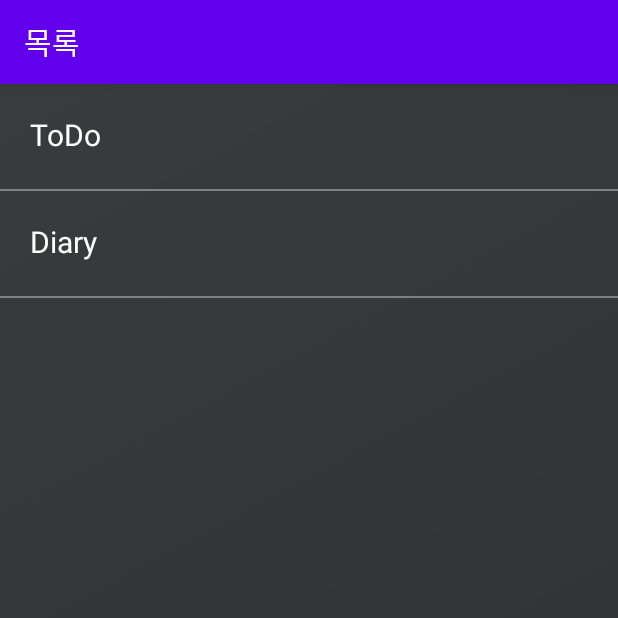
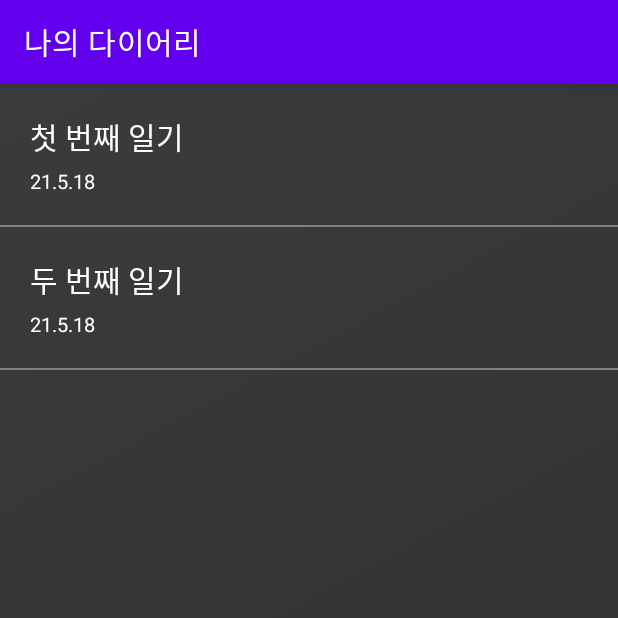
Before and after one commit to mnngy/Android_diary, an Android app: the CategoryActivity screen opened directly, with no data from a screen before it, after a tap on "Diary", on a phone screen of 412 x 824 dp, the top half of it. Run offline under Robolectric (Android 15) with nearby library versions, the phone set to English and light mode, and no system bars.

Commit message:
나의 다이어리 화면 추가
플로팅액션버튼 추가해야 함

```diff
--- a/app/src/main/AndroidManifest.xml
+++ b/app/src/main/AndroidManifest.xml
@@ -12,6 +12,7 @@
         <activity android:name=".LoginActivity"></activity>
         <activity android:name=".RegisterActivity"></activity>
         <activity android:name=".CategoryActivity"></activity>
+        <activity android:name=".MyDiaryActivity"></activity>
         <activity android:name=".MainActivity">
             <intent-filter>
                 <action android:name="android.intent.action.MAIN" />
--- a/app/src/main/java/com/example/android_diary/CategoryActivity.java
+++ b/app/src/main/java/com/example/android_diary/CategoryActivity.java
@@ -1,5 +1,6 @@
 package com.example.android_diary;
 
+import android.content.Intent;
 import android.os.Bundle;
 import android.view.View;
 import android.widget.Adapter;
@@ -40,7 +41,8 @@ public class CategoryActivity extends AppCompatActivity {
                 if (data.equals("ToDo")) {
                     System.out.println("todo");
                 } else {
-                    System.out.println("diary");
+                    Intent intent = new Intent(getApplicationContext(), MyDiaryActivity.class);
+                    startActivity(intent);
                 }
             }
         });
--- /dev/null
+++ b/app/src/main/java/com/example/android_diary/MyDiaryActivity.java
@@ -0,0 +1,47 @@
+package com.example.android_diary;
+
+import android.os.Bundle;
+import android.widget.ListView;
+import android.widget.SimpleAdapter;
+
+import androidx.annotation.Nullable;
+import androidx.appcompat.app.AppCompatActivity;
+
+import java.util.ArrayList;
+import java.util.HashMap;
+
+public class MyDiaryActivity extends AppCompatActivity {
+
+    @Override
+    protected void onCreate(@Nullable @org.jetbrains.annotations.Nullable Bundle savedInstanceState) {
+        super.onCreate(savedInstanceState);
+        setContentView(R.layout.activity_my_diary);
+
+        getSupportActionBar().setTitle("나의 다이어리");
+
+        ListView listView = findViewById(R.id.listView);
+
+        // ListView에 넣을 값 할당
+        ArrayList<HashMap<String, String>> diaryList = new ArrayList<>();
+        HashMap<String, String> item;
+
+        item = new HashMap<>();
+        item.put("key1", "첫 번째 일기");
+        item.put("key2", "21.5.18");
+        diaryList.add(item);
+
+        item = new HashMap<>();
+        item.put("key1", "두 번째 일기");
+        item.put("key2", "21.5.18");
+        diaryList.add(item);
+
+        SimpleAdapter adapter = new SimpleAdapter(
+                getApplicationContext(), // context
+                diaryList, // 연동하는 data
+                R.layout.my_diary_list_type, // layout
+                new String[] {"key1", "key2"}, // 데이터 추출하기 위한 key
+                new int[] {R.id.text1, R.id.text2} // 레이아웃 파일 내 뷰 id
+        );
+        listView.setAdapter(adapter);
+    }
+}
--- /dev/null
+++ b/app/src/main/res/layout/activity_my_diary.xml
@@ -0,0 +1,18 @@
+<?xml version="1.0" encoding="utf-8"?>
+<LinearLayout xmlns:android="http://schemas.android.com/apk/res/android"
+    xmlns:app="http://schemas.android.com/apk/res-auto"
+    xmlns:tools="http://schemas.android.com/tools"
+    android:layout_width="match_parent"
+    android:layout_height="match_parent"
+    android:orientation="vertical"
+    android:background="@drawable/bg_splash">
+
+    <ListView
+        android:id="@+id/listView"
+        android:layout_width="match_parent"
+        android:layout_height="match_parent"
+        android:divider="@color/bright_gray"
+        android:dividerHeight="1dp">
+    </ListView>
+
+</LinearLayout>
--- /dev/null
+++ b/app/src/main/res/layout/my_diary_list_type.xml
@@ -0,0 +1,23 @@
+<?xml version="1.0" encoding="utf-8"?>
+<TwoLineListItem xmlns:android="http://schemas.android.com/apk/res/android"
+    android:layout_height="match_parent"
+    android:layout_width="wrap_content"
+    android:padding="20dp">
+    <TextView
+        android:id="@+id/text1"
+        android:layout_width="match_parent"
+        android:layout_height="wrap_content"
+        android:textColor="#fff"
+        android:textSize="20dp" >
+    </TextView>
+    <TextView
+        xmlns:android="http://schemas.android.com/apk/res/android"
+        android:id="@+id/text2"
+        android:layout_width="match_parent"
+        android:layout_height="wrap_content"
+        android:layout_below="@+id/text1"
+        android:textColor="#fff"
+        android:textSize="13dp"
+        android:layout_marginTop="5dp">
+    </TextView>
+</TwoLineListItem>
--- a/build.gradle
+++ b/build.gradle
@@ -5,7 +5,7 @@ buildscript {
         jcenter()
     }
     dependencies {
-        classpath "com.android.tools.build:gradle:4.1.3"
+        classpath 'com.android.tools.build:gradle:4.2.1'
 
         // NOTE: Do not place your application dependencies here; they belong
         // in the individual module build.gradle files
```
Also changed, not shown: gradle/wrapper/gradle-wrapper.properties.
